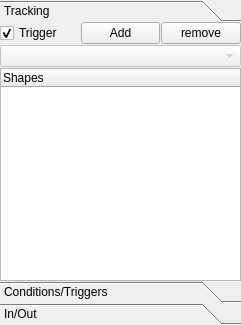
Above: ui/tab_regionsUi.ui from wonkoderverstaendige/Spotter before the change. Below: the same form after it.
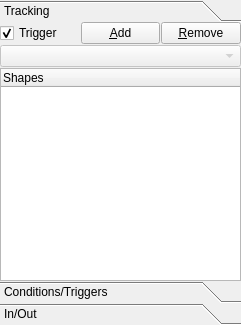
That is the form after the change.

Diff of the .ui file:
```diff
--- a/ui/tab_regionsUi.ui
+++ b/ui/tab_regionsUi.ui
@@ -110,7 +110,7 @@
               </size>
              </property>
              <property name="text">
-              <string>Add</string>
+              <string>&amp;Add</string>
              </property>
              <property name="checkable">
               <bool>true</bool>
@@ -126,7 +126,7 @@
               </size>
              </property>
              <property name="text">
-              <string>remove</string>
+              <string>&amp;Remove</string>
              </property>
             </widget>
            </item>
```
Left out of the diff: 3 changed lines with no effect on the pictures.
